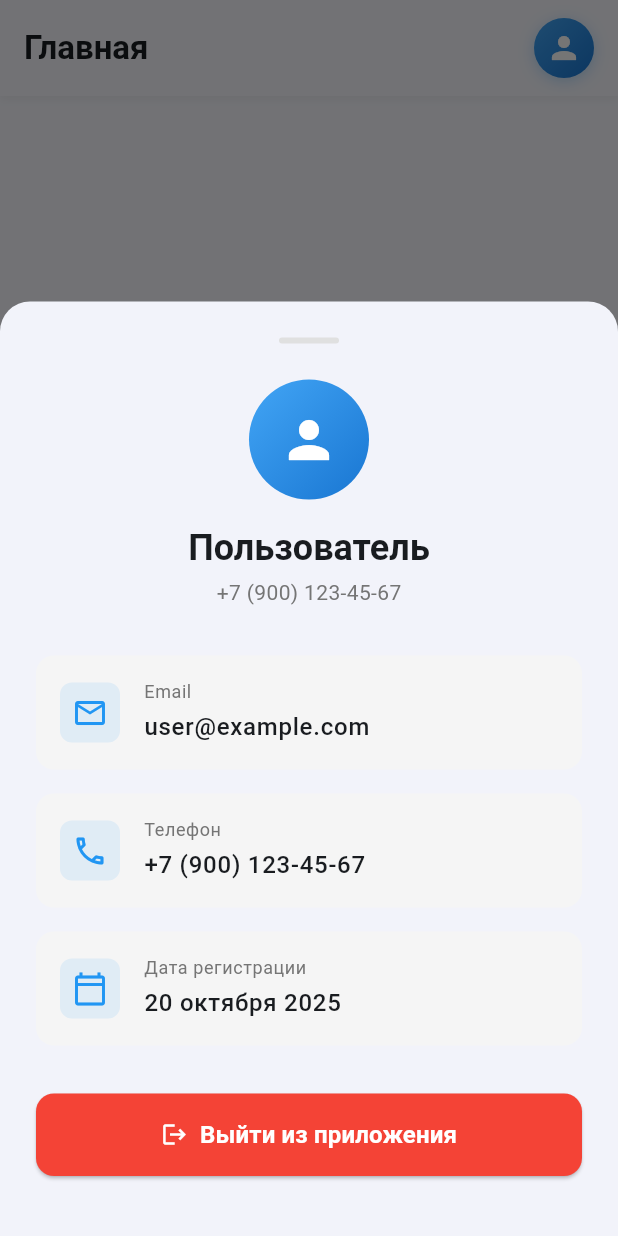
After one commit to Cherkoz/flutter-app, a Flutter app: the HomeScreen screen opened directly, after a tap on the "person" icon, on a phone screen of 412 x 824 dp. The commit adds this screen. Run offline on Flutter 3.47's test engine with Material 3 defaults, Android fonts, the phone set to English and light mode, and no system bars; our stand-ins replace go_router, mask_text_input_formatter.

Commit message:
feat: user menu

```diff
--- a/lib/screens/main/courses_screen.dart
+++ b/lib/screens/main/courses_screen.dart
@@ -1,4 +1,5 @@
 import 'package:flutter/material.dart';
+import '../../widgets/custom_app_header.dart';
 
 class CoursesScreen extends StatelessWidget {
   const CoursesScreen({super.key});
@@ -6,10 +7,11 @@ class CoursesScreen extends StatelessWidget {
   @override
   Widget build(BuildContext context) {
     return Scaffold(
-      appBar: AppBar(
-        title: const Text('Courses'),
-      ),
-      body: Center(
+      body: Column(
+        children: [
+          const CustomAppHeader(title: 'Курсы'),
+          Expanded(
+            child: Center(
         child: Column(
           mainAxisAlignment: MainAxisAlignment.center,
           children: [
@@ -36,6 +38,9 @@ class CoursesScreen extends StatelessWidget {
             ),
           ],
         ),
+            ),
+          ),
+        ],
       ),
     );
   }
--- a/lib/screens/main/home_screen.dart
+++ b/lib/screens/main/home_screen.dart
@@ -1,4 +1,5 @@
 import 'package:flutter/material.dart';
+import '../../widgets/custom_app_header.dart';
 
 class HomeScreen extends StatelessWidget {
   const HomeScreen({super.key});
@@ -6,10 +7,11 @@ class HomeScreen extends StatelessWidget {
   @override
   Widget build(BuildContext context) {
     return Scaffold(
-      appBar: AppBar(
-        title: const Text('Home'),
-      ),
-      body: Center(
+      body: Column(
+        children: [
+          const CustomAppHeader(title: 'Главная'),
+          Expanded(
+            child: Center(
         child: Column(
           mainAxisAlignment: MainAxisAlignment.center,
           children: [
@@ -36,6 +38,9 @@ class HomeScreen extends StatelessWidget {
             ),
           ],
         ),
+            ),
+          ),
+        ],
       ),
     );
   }
--- a/lib/screens/main/schedule_screen.dart
+++ b/lib/screens/main/schedule_screen.dart
@@ -1,4 +1,5 @@
 import 'package:flutter/material.dart';
+import '../../widgets/custom_app_header.dart';
 
 class ScheduleScreen extends StatelessWidget {
   const ScheduleScreen({super.key});
@@ -6,10 +7,11 @@ class ScheduleScreen extends StatelessWidget {
   @override
   Widget build(BuildContext context) {
     return Scaffold(
-      appBar: AppBar(
-        title: const Text('Schedule'),
-      ),
-      body: Center(
+      body: Column(
+        children: [
+          const CustomAppHeader(title: 'Расписание'),
+          Expanded(
+            child: Center(
         child: Column(
           mainAxisAlignment: MainAxisAlignment.center,
           children: [
@@ -36,6 +38,9 @@ class ScheduleScreen extends StatelessWidget {
             ),
           ],
         ),
+            ),
+          ),
+        ],
       ),
     );
   }
--- /dev/null
+++ b/lib/widgets/custom_app_header.dart
@@ -0,0 +1,259 @@
+import 'package:flutter/material.dart';
+import 'package:go_router/go_router.dart';
+
+class CustomAppHeader extends StatelessWidget {
+  final String title;
+
+  const CustomAppHeader({
+    super.key,
+    required this.title,
+  });
+
+  void _showProfileBottomSheet(BuildContext context) {
+    showModalBottomSheet(
+      context: context,
+      isScrollControlled: true,
+      shape: const RoundedRectangleBorder(
+        borderRadius: BorderRadius.vertical(top: Radius.circular(20)),
+      ),
+      builder: (context) => const ProfileBottomSheet(),
+    );
+  }
+
+  @override
+  Widget build(BuildContext context) {
+    return Container(
+      padding: const EdgeInsets.symmetric(horizontal: 16, vertical: 12),
+      decoration: BoxDecoration(
+        color: Theme.of(context).scaffoldBackgroundColor,
+        boxShadow: [
+          BoxShadow(
+            color: Colors.black.withValues(alpha: 0.05),
+            blurRadius: 4,
+            offset: const Offset(0, 2),
+          ),
+        ],
+      ),
+      child: SafeArea(
+        bottom: false,
+        child: Row(
+          mainAxisAlignment: MainAxisAlignment.spaceBetween,
+          children: [
+            Text(
+              title,
+              style: Theme.of(context).textTheme.titleLarge?.copyWith(
+                    fontWeight: FontWeight.bold,
+                  ),
+            ),
+            GestureDetector(
+              onTap: () => _showProfileBottomSheet(context),
+              child: Container(
+                width: 40,
+                height: 40,
+                decoration: BoxDecoration(
+                  shape: BoxShape.circle,
+                  gradient: LinearGradient(
+                    colors: [
+                      Colors.blue.shade400,
+                      Colors.blue.shade700,
+                    ],
+                    begin: Alignment.topLeft,
+                    end: Alignment.bottomRight,
+                  ),
+                  boxShadow: [
+                    BoxShadow(
+                      color: Colors.blue.withValues(alpha: 0.3),
+                      blurRadius: 8,
+                      offset: const Offset(0, 2),
+                    ),
+                  ],
+                ),
+                child: const Icon(
+                  Icons.person,
+                  color: Colors.white,
+                  size: 24,
+                ),
+              ),
+            ),
+          ],
+        ),
+      ),
+    );
+  }
+}
+
+class ProfileBottomSheet extends StatelessWidget {
+  const ProfileBottomSheet({super.key});
+
+  void _logout(BuildContext context) {
+    Navigator.pop(context); // Close bottom sheet
+    context.go('/'); // Navigate to phone input screen
+  }
+
+  @override
+  Widget build(BuildContext context) {
+    return Container(
+      padding: const EdgeInsets.all(24),
+      child: Column(
+        mainAxisSize: MainAxisSize.min,
+        children: [
+          // Handle bar
+          Container(
+            width: 40,
+            height: 4,
+            decoration: BoxDecoration(
+              color: Colors.grey[300],
+              borderRadius: BorderRadius.circular(2),
+            ),
+          ),
+          const SizedBox(height: 24),
+
+          // Avatar
+          Container(
+            width: 80,
+            height: 80,
+            decoration: BoxDecoration(
+              shape: BoxShape.circle,
+              gradient: LinearGradient(
+                colors: [
+                  Colors.blue.shade400,
+                  Colors.blue.shade700,
+                ],
+                begin: Alignment.topLeft,
+                end: Alignment.bottomRight,
+              ),
+            ),
+            child: const Icon(
+              Icons.person,
+              color: Colors.white,
+              size: 40,
+            ),
+          ),
+          const SizedBox(height: 16),
+
+          // User info
+          Text(
+            'Пользователь',
+            style: Theme.of(context).textTheme.headlineSmall?.copyWith(
+                  fontWeight: FontWeight.bold,
+                ),
+          ),
+          const SizedBox(height: 4),
+          Text(
+            '+7 (900) 123-45-67',
+            style: Theme.of(context).textTheme.bodyMedium?.copyWith(
+                  color: Colors.grey[600],
+                ),
+          ),
+          const SizedBox(height: 32),
+
+          // Profile info items
+          _buildInfoItem(
+            context,
+            icon: Icons.email_outlined,
+            title: 'Email',
+            value: 'user@example.com',
+          ),
+          const SizedBox(height: 16),
+          _buildInfoItem(
+            context,
+            icon: Icons.phone_outlined,
+            title: 'Телефон',
+            value: '+7 (900) 123-45-67',
+          ),
+          const SizedBox(height: 16),
+          _buildInfoItem(
+            context,
+            icon: Icons.calendar_today_outlined,
+            title: 'Дата регистрации',
+            value: '20 октября 2025',
+          ),
+          const SizedBox(height: 32),
+
+          // Logout button
+          SizedBox(
+            width: double.infinity,
+            child: ElevatedButton(
+              onPressed: () => _logout(context),
+              style: ElevatedButton.styleFrom(
+                backgroundColor: Colors.red,
+                foregroundColor: Colors.white,
+                padding: const EdgeInsets.symmetric(vertical: 16),
+                shape: RoundedRectangleBorder(
+                  borderRadius: BorderRadius.circular(12),
+                ),
+              ),
+              child: const Row(
+                mainAxisAlignment: MainAxisAlignment.center,
+                children: [
+                  Icon(Icons.logout),
+                  SizedBox(width: 8),
+                  Text(
+                    'Выйти из приложения',
+                    style: TextStyle(
+                      fontSize: 16,
+                      fontWeight: FontWeight.bold,
+                    ),
+                  ),
+                ],
+              ),
+            ),
+          ),
+          SizedBox(height: MediaQuery.of(context).padding.bottom + 16),
+        ],
+      ),
+    );
+  }
+
+  Widget _buildInfoItem(
+    BuildContext context, {
+    required IconData icon,
+    required String title,
+    required String value,
+  }) {
+    return Container(
+      padding: const EdgeInsets.all(16),
+      decoration: BoxDecoration(
+        color: Colors.grey[100],
+        borderRadius: BorderRadius.circular(12),
+      ),
+      child: Row(
+        children: [
+          Container(
+            padding: const EdgeInsets.all(8),
+            decoration: BoxDecoration(
+              color: Colors.blue.withValues(alpha: 0.1),
+              borderRadius: BorderRadius.circular(8),
+            ),
+            child: Icon(
+              icon,
+              color: Colors.blue,
+              size: 24,
+            ),
+          ),
+          const SizedBox(width: 16),
+          Expanded(
+            child: Column(
+              crossAxisAlignment: CrossAxisAlignment.start,
+              children: [
+                Text(
+                  title,
+                  style: Theme.of(context).textTheme.bodySmall?.copyWith(
+                        color: Colors.grey[600],
+                      ),
+                ),
+                const SizedBox(height: 4),
+                Text(
+                  value,
+                  style: Theme.of(context).textTheme.bodyLarge?.copyWith(
+                        fontWeight: FontWeight.w500,
+                      ),
+                ),
+              ],
+            ),
+          ),
+        ],
+      ),
+    );
+  }
+}
```
